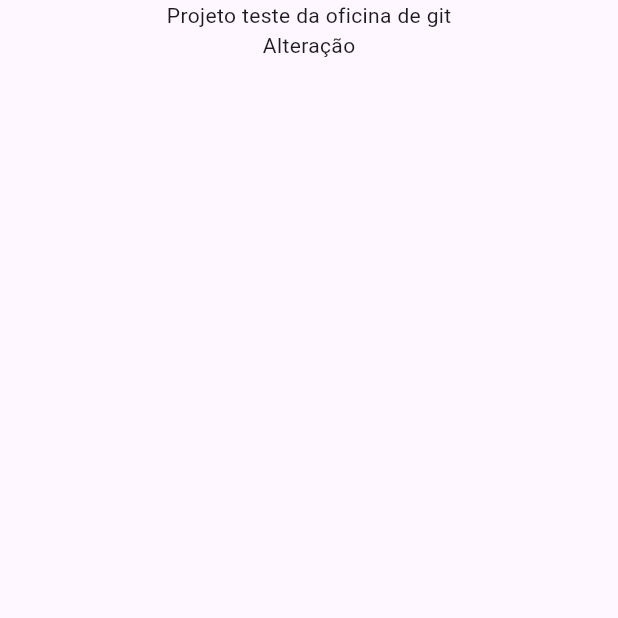
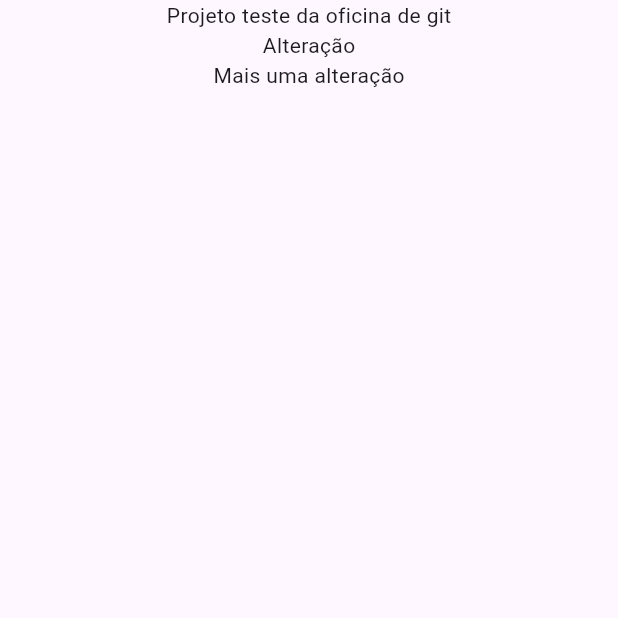
Before and after one commit to vitoriafl/Oficina-Git, a Flutter app: the Pinguim screen opened directly, on a phone screen of 412 x 824 dp, the top half of it. Run offline on Flutter 3.47's test engine with Material 3 defaults, Android fonts, the phone set to English and light mode, and no system bars.

Commit message:
Mais uma altaração
Grandes mudanças (não)

```diff
--- a/lib/pinguim.dart
+++ b/lib/pinguim.dart
@@ -15,7 +15,8 @@ class _PinguimState extends State<Pinguim> {
         child: Column(
           children: [
             Text("Projeto teste da oficina de git"),
-            Text("Alteração")
+            Text("Alteração"),
+            Text("Mais uma alteração"),
           ],
         ),
       )
```
